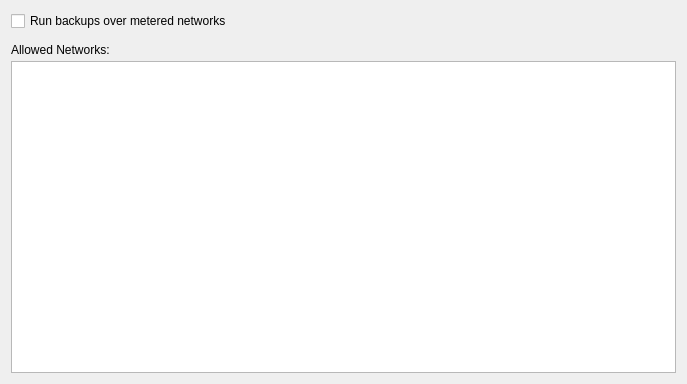
borgbase/vorta, file src/vorta/assets/UI/networks_page.ui: the form before one commit.
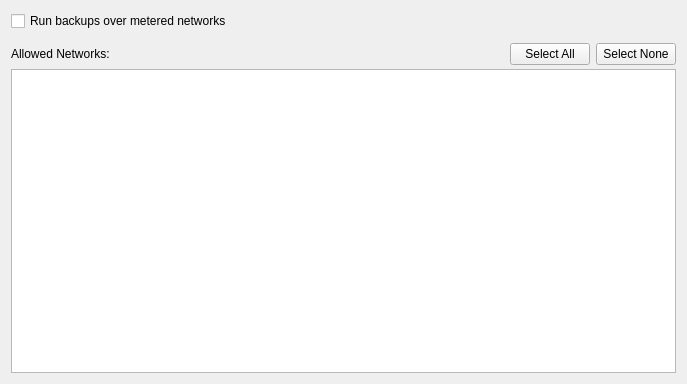
The form after the commit.

Commit message: Add Select All and Select None buttons to network selection UI

The edit to the form file:
```diff
--- a/src/vorta/assets/UI/networks_page.ui
+++ b/src/vorta/assets/UI/networks_page.ui
@@ -23,6 +23,8 @@
           <number>4</number>
          </property>
          <item>
+          <layout class="QHBoxLayout" name="wifiListHeaderLayout">
+           <item>
           <widget class="QLabel" name="wifiListLabel">
            <property name="enabled">
             <bool>true</bool>
@@ -31,6 +33,35 @@
             <string>Allowed Networks:</string>
            </property>
           </widget>
+           </item>
+           <item>
+            <spacer name="horizontalSpacer">
+             <property name="orientation">
+              <enum>Qt::Orientation::Horizontal</enum>
+             </property>
+             <property name="sizeHint" stdset="0">
+              <size>
+               <width>40</width>
+               <height>20</height>
+              </size>
+             </property>
+            </spacer>
+           </item>
+           <item>
+            <widget class="QPushButton" name="selectAllButton">
+             <property name="text">
+              <string>Select All</string>
+             </property>
+            </widget>
+           </item>
+           <item>
+            <widget class="QPushButton" name="selectNoneButton">
+             <property name="text">
+              <string>Select None</string>
+             </property>
+            </widget>
+           </item>
+          </layout>
          </item>
          <item>
           <widget class="QListWidget" name="wifiListWidget">
```
Lines whose indentation alone changed are shown as unchanged. The commit also changes 2 other files.
